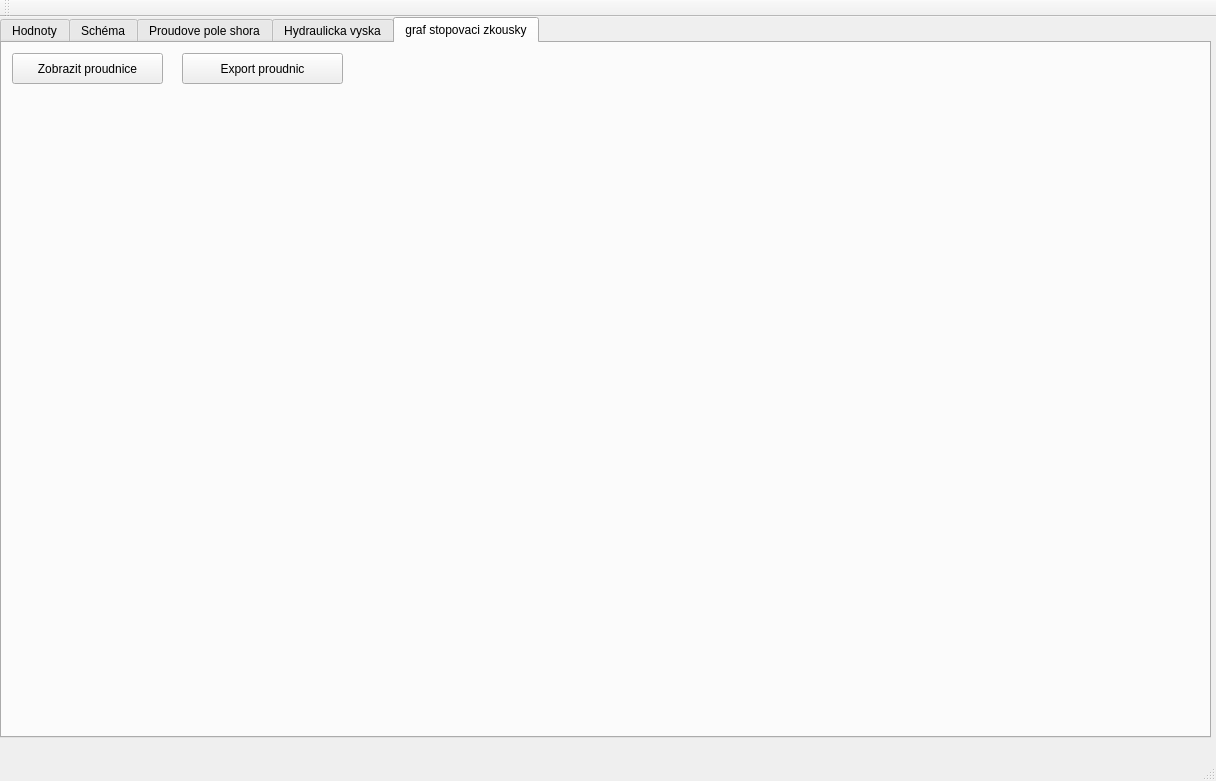
Above: mainwindow.ui from durhan/Program before the change. Below: the same form after it.
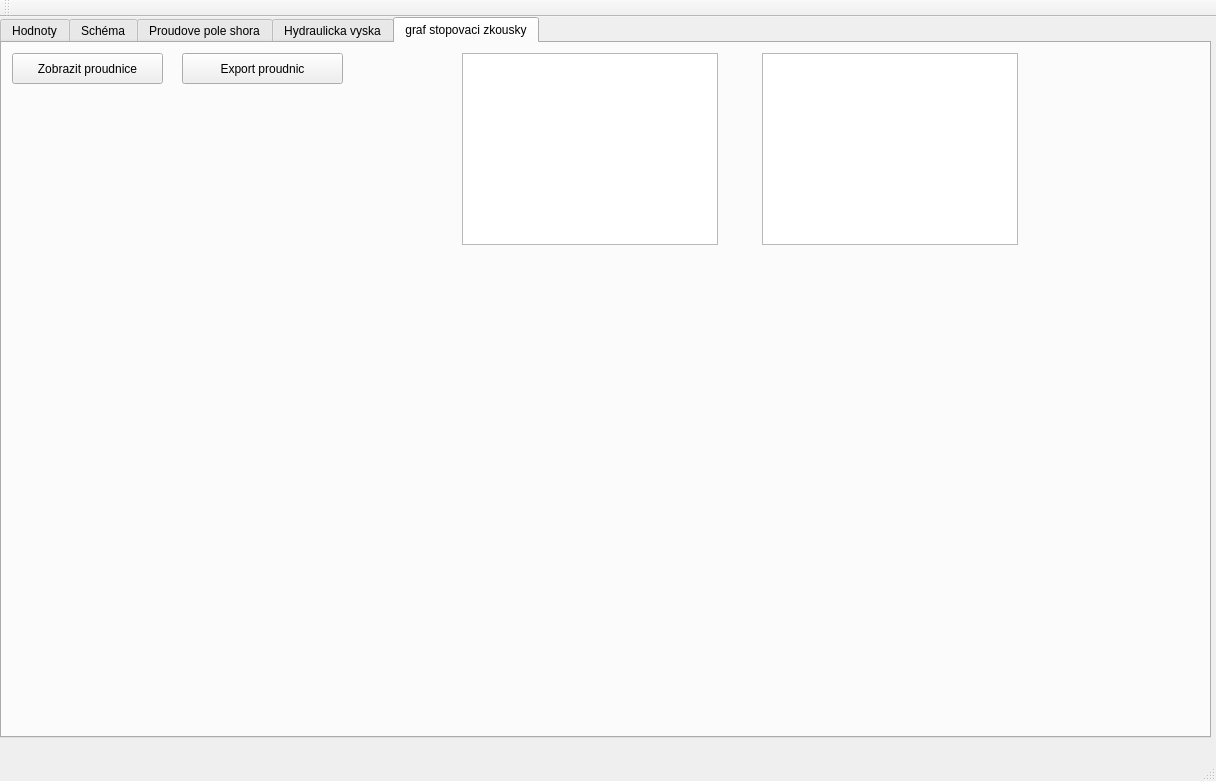
That is the form after the change.

Commit message:
S listboxy
Pridany dva listboxy

Patch:
```diff
--- a/mainwindow.ui
+++ b/mainwindow.ui
@@ -884,6 +884,26 @@
        <string>Export proudnic</string>
       </property>
      </widget>
+     <widget class="QListWidget" name="listWidget">
+      <property name="geometry">
+       <rect>
+        <x>460</x>
+        <y>10</y>
+        <width>256</width>
+        <height>192</height>
+       </rect>
+      </property>
+     </widget>
+     <widget class="QListWidget" name="listWidget_2">
+      <property name="geometry">
+       <rect>
+        <x>760</x>
+        <y>10</y>
+        <width>256</width>
+        <height>192</height>
+       </rect>
+      </property>
+     </widget>
     </widget>
    </widget>
   </widget>
```
